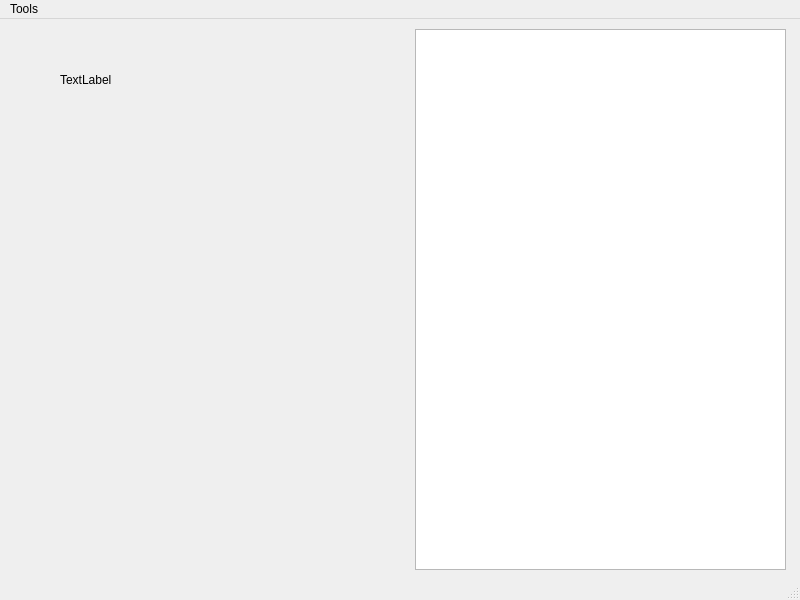
Old version of the form mainwindow.ui in the repository JMielbrecht-Class-Projects/Lab3_CSC3220_Dialer_JMielbrecht.
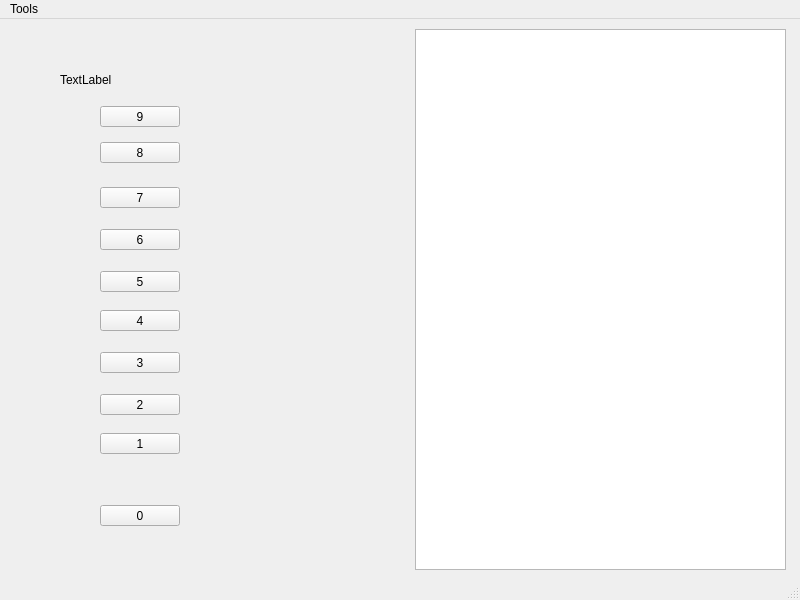
New version of the form.

```diff
--- a/mainwindow.ui
+++ b/mainwindow.ui
@@ -37,6 +37,226 @@
      <string>TextLabel</string>
     </property>
    </widget>
+   <widget class="QPushButton" name="zeroButton">
+    <property name="geometry">
+     <rect>
+      <x>100</x>
+      <y>486</y>
+      <width>80</width>
+      <height>21</height>
+     </rect>
+    </property>
+    <property name="sizePolicy">
+     <sizepolicy hsizetype="Expanding" vsizetype="Expanding">
+      <horstretch>25</horstretch>
+      <verstretch>100</verstretch>
+     </sizepolicy>
+    </property>
+    <property name="styleSheet">
+     <string notr="true"/>
+    </property>
+    <property name="text">
+     <string>0</string>
+    </property>
+   </widget>
+   <widget class="QPushButton" name="nineButton">
+    <property name="geometry">
+     <rect>
+      <x>100</x>
+      <y>87</y>
+      <width>80</width>
+      <height>21</height>
+     </rect>
+    </property>
+    <property name="sizePolicy">
+     <sizepolicy hsizetype="Expanding" vsizetype="Expanding">
+      <horstretch>25</horstretch>
+      <verstretch>100</verstretch>
+     </sizepolicy>
+    </property>
+    <property name="styleSheet">
+     <string notr="true"/>
+    </property>
+    <property name="text">
+     <string>9</string>
+    </property>
+   </widget>
+   <widget class="QPushButton" name="eightButton">
+    <property name="geometry">
+     <rect>
+      <x>100</x>
+      <y>123</y>
+      <width>80</width>
+      <height>21</height>
+     </rect>
+    </property>
+    <property name="sizePolicy">
+     <sizepolicy hsizetype="Expanding" vsizetype="Expanding">
+      <horstretch>25</horstretch>
+      <verstretch>100</verstretch>
+     </sizepolicy>
+    </property>
+    <property name="styleSheet">
+     <string notr="true"/>
+    </property>
+    <property name="text">
+     <string>8</string>
+    </property>
+   </widget>
+   <widget class="QPushButton" name="sevenButton">
+    <property name="geometry">
+     <rect>
+      <x>100</x>
+      <y>168</y>
+      <width>80</width>
+      <height>21</height>
+     </rect>
+    </property>
+    <property name="sizePolicy">
+     <sizepolicy hsizetype="Expanding" vsizetype="Expanding">
+      <horstretch>25</horstretch>
+      <verstretch>100</verstretch>
+     </sizepolicy>
+    </property>
+    <property name="styleSheet">
+     <string notr="true"/>
+    </property>
+    <property name="text">
+     <string>7</string>
+    </property>
+   </widget>
+   <widget class="QPushButton" name="sixButton">
+    <property name="geometry">
+     <rect>
+      <x>100</x>
+      <y>210</y>
+      <width>80</width>
+      <height>21</height>
+     </rect>
+    </property>
+    <property name="sizePolicy">
+     <sizepolicy hsizetype="Expanding" vsizetype="Expanding">
+      <horstretch>25</horstretch>
+      <verstretch>100</verstretch>
+     </sizepolicy>
+    </property>
+    <property name="styleSheet">
+     <string notr="true"/>
+    </property>
+    <property name="text">
+     <string>6</string>
+    </property>
+   </widget>
+   <widget class="QPushButton" name="fiveButton">
+    <property name="geometry">
+     <rect>
+      <x>100</x>
+      <y>252</y>
+      <width>80</width>
+      <height>21</height>
+     </rect>
+    </property>
+    <property name="sizePolicy">
+     <sizepolicy hsizetype="Expanding" vsizetype="Expanding">
+      <horstretch>25</horstretch>
+      <verstretch>100</verstretch>
+     </sizepolicy>
+    </property>
+    <property name="styleSheet">
+     <string notr="true"/>
+    </property>
+    <property name="text">
+     <string>5</string>
+    </property>
+   </widget>
+   <widget class="QPushButton" name="fourButton">
+    <property name="geometry">
+     <rect>
+      <x>100</x>
+      <y>291</y>
+      <width>80</width>
+      <height>21</height>
+     </rect>
+    </property>
+    <property name="sizePolicy">
+     <sizepolicy hsizetype="Expanding" vsizetype="Expanding">
+      <horstretch>25</horstretch>
+      <verstretch>100</verstretch>
+     </sizepolicy>
+    </property>
+    <property name="styleSheet">
+     <string notr="true"/>
+    </property>
+    <property name="text">
+     <string>4</string>
+    </property>
+   </widget>
+   <widget class="QPushButton" name="threeButton">
+    <property name="geometry">
+     <rect>
+      <x>100</x>
+      <y>333</y>
+      <width>80</width>
+      <height>21</height>
+     </rect>
+    </property>
+    <property name="sizePolicy">
+     <sizepolicy hsizetype="Expanding" vsizetype="Expanding">
+      <horstretch>25</horstretch>
+      <verstretch>100</verstretch>
+     </sizepolicy>
+    </property>
+    <property name="styleSheet">
+     <string notr="true"/>
+    </property>
+    <property name="text">
+     <string>3</string>
+    </property>
+   </widget>
+   <widget class="QPushButton" name="twoButton">
+    <property name="geometry">
+     <rect>
+      <x>100</x>
+      <y>375</y>
+      <width>80</width>
+      <height>21</height>
+     </rect>
+    </property>
+    <property name="sizePolicy">
+     <sizepolicy hsizetype="Expanding" vsizetype="Expanding">
+      <horstretch>25</horstretch>
+      <verstretch>100</verstretch>
+     </sizepolicy>
+    </property>
+    <property name="styleSheet">
+     <string notr="true"/>
+    </property>
+    <property name="text">
+     <string>2</string>
+    </property>
+   </widget>
+   <widget class="QPushButton" name="oneButton">
+    <property name="geometry">
+     <rect>
+      <x>100</x>
+      <y>414</y>
+      <width>80</width>
+      <height>21</height>
+     </rect>
+    </property>
+    <property name="sizePolicy">
+     <sizepolicy hsizetype="Expanding" vsizetype="Expanding">
+      <horstretch>25</horstretch>
+      <verstretch>100</verstretch>
+     </sizepolicy>
+    </property>
+    <property name="styleSheet">
+     <string notr="true"/>
+    </property>
+    <property name="text">
+     <string>1</string>
+    </property>
+   </widget>
   </widget>
   <widget class="QMenuBar" name="menubar">
    <property name="geometry">
```
Left out of the diff: 8 changed lines with no effect on the pictures.
